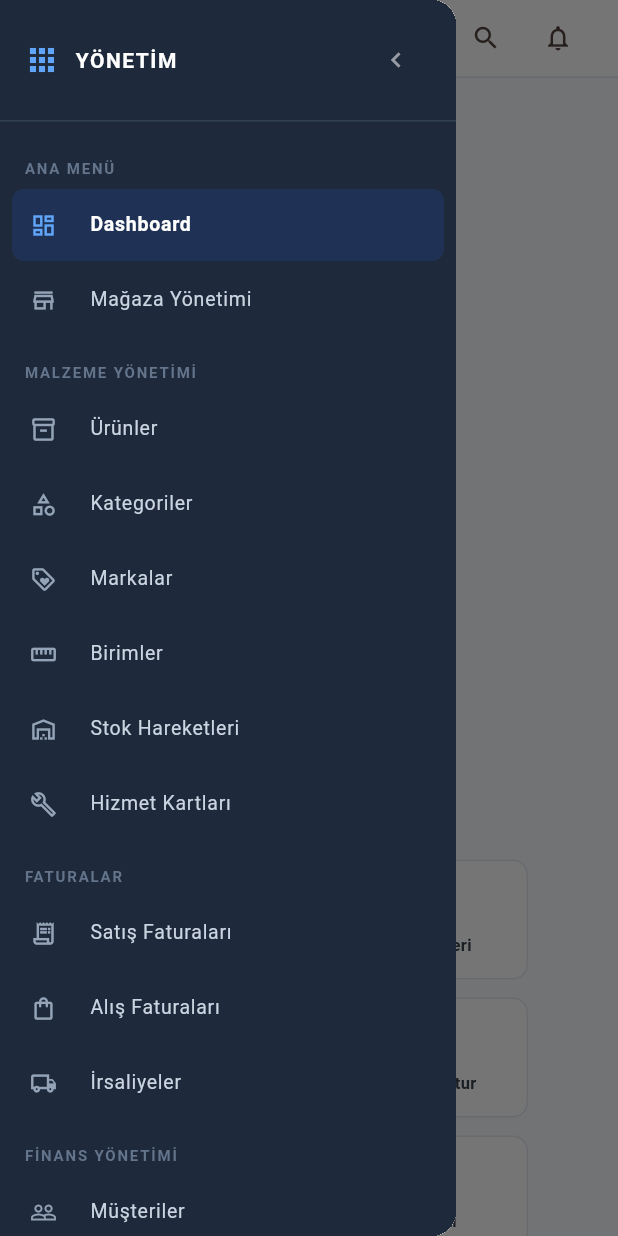
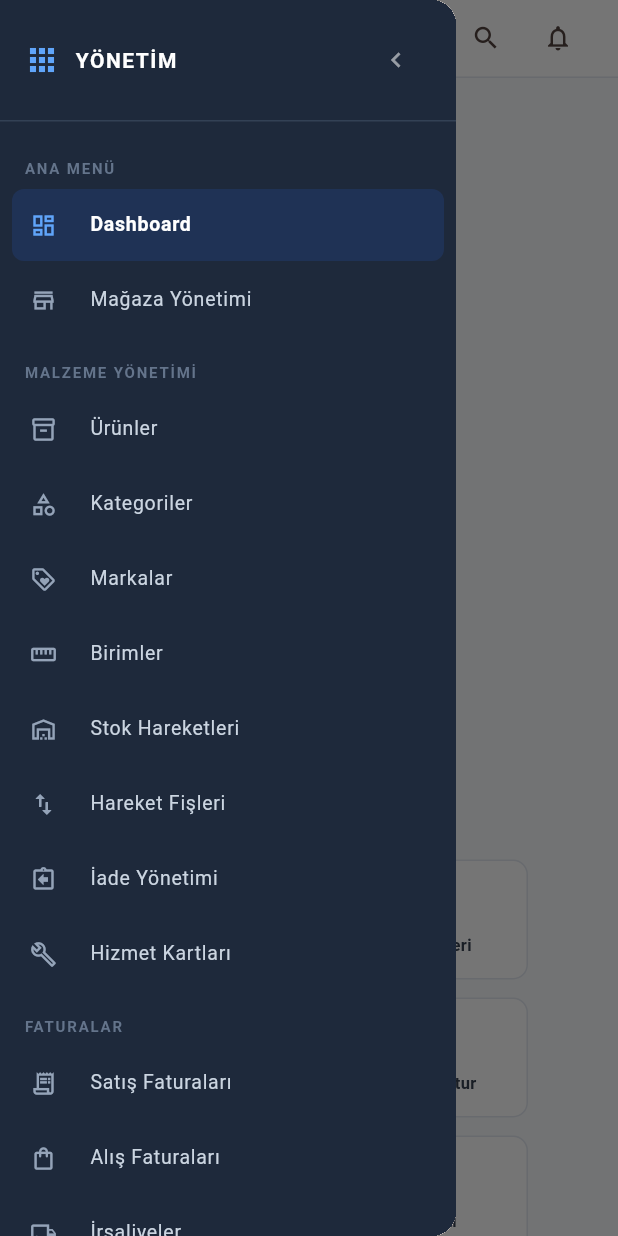
Before and after one commit to ferhatdeveloper/EXFIN_RESTUARANT, a Flutter app: the AdminScreen screen opened by its route, with the side drawer open, on a phone screen of 412 x 824 dp. Run offline on Flutter 3.47's test engine with Material 3 defaults, Android fonts, the phone set to English and light mode, and no system bars; our stand-ins replace csv, fl_chart, flutter_dotenv, flutter_riverpod, go_router, hive_flutter and 5 more; missing offline and left inert: pluto_grid, postgres, signalr_netcore, syncfusion_flutter_xlsio; accounts and stored records are empty.

Commit message:
Wire all new finance/stock/return modules to admin sidebar
Added to sidebar:
- Hareket Fişleri (stock-slips)
- İade Yönetimi (returns)
- Cari Ekstre (extract)

All 7 accounting modules now routable from backoffice sidebar.
Total active backoffice screens: 17

Co-authored-by: ferhatdeveloper <ferhatdeveloper@users.noreply.github.com>

```diff
--- a/lib/features/admin/presentation/screens/admin_screen.dart
+++ b/lib/features/admin/presentation/screens/admin_screen.dart
@@ -15,6 +15,7 @@ import 'role_management_screen.dart';
 import 'stock_management_screen.dart';
 import 'invoice_screen.dart';
 import 'finance_screens.dart';
+import 'stock_and_returns_screens.dart';
 
 class AdminScreen extends ConsumerStatefulWidget {
   const AdminScreen({super.key});
@@ -67,6 +68,8 @@ class _AdminScreenState extends ConsumerState<AdminScreen> {
                   _SidebarItem('brands', Icons.loyalty_outlined, 'Markalar'),
                   _SidebarItem('units', Icons.straighten_outlined, 'Birimler'),
                   _SidebarItem('stock', Icons.warehouse_outlined, 'Stok Hareketleri'),
+                  _SidebarItem('stock-slips', Icons.swap_vert_outlined, 'Hareket Fişleri'),
+                  _SidebarItem('returns', Icons.assignment_return_outlined, 'İade Yönetimi'),
                   _SidebarItem('services', Icons.build_outlined, 'Hizmet Kartları'),
                 ]),
                 _buildSidebarSection('FATURALAR', [
@@ -81,6 +84,7 @@ class _AdminScreenState extends ConsumerState<AdminScreen> {
                   _SidebarItem('bank-accounts', Icons.account_balance_outlined, 'Banka Hesapları'),
                   _SidebarItem('expenses', Icons.money_off_outlined, 'Gider Kartları'),
                   _SidebarItem('currency', Icons.currency_exchange_outlined, 'Döviz Kurları'),
+                  _SidebarItem('extract', Icons.list_alt_outlined, 'Cari Ekstre'),
                 ]),
                 _buildSidebarSection('RAPORLAR & ANALİZ', [
                   _SidebarItem('reports', Icons.analytics_outlined, 'Genel Raporlar'),
@@ -318,6 +322,12 @@ class _AdminScreenState extends ConsumerState<AdminScreen> {
         return const ExpenseCardsScreen();
       case 'currency':
         return const CurrencyRatesScreen();
+      case 'extract':
+        return const SupplierExtractScreen();
+      case 'stock-slips':
+        return const StockMovementSlipsScreen();
+      case 'returns':
+        return const ReturnManagementScreen();
       default:
         return _buildPlaceholderContent();
     }
```
